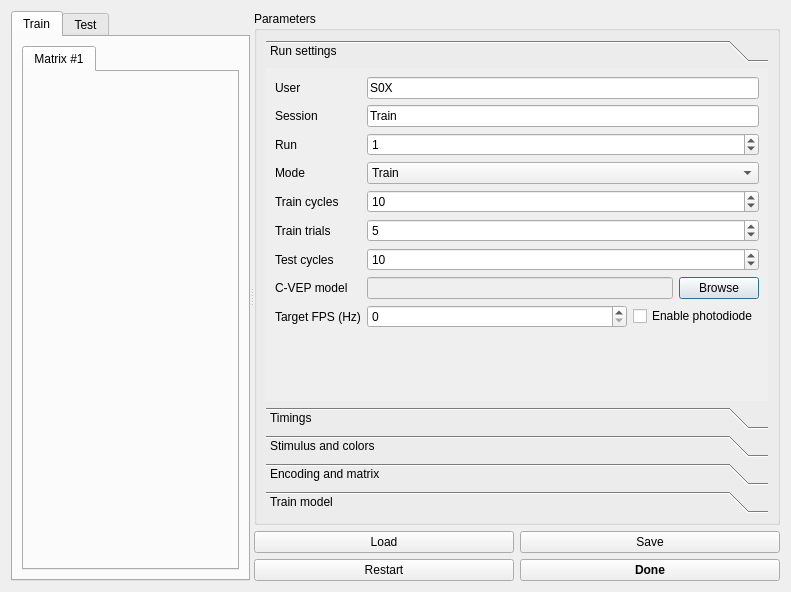
Above: config.ui from medusabci/app-cvep-speller before the change. Below: the same form after it.
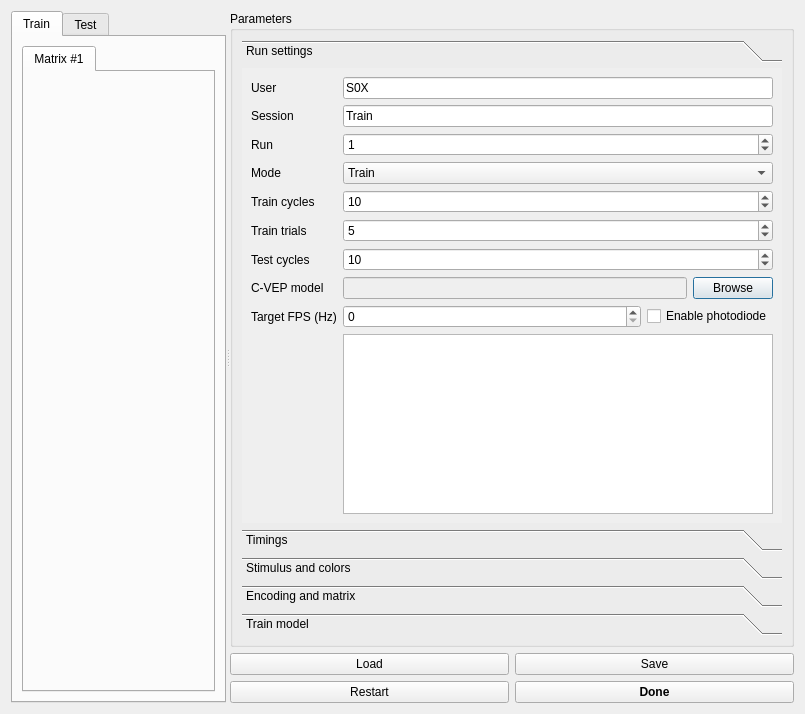
That is the form after the change. The open tabs and pages were chosen to show the change.

Commit message: added monitor fr detection and improved checkerboard display!

What changed in the file:
```diff
--- a/config.ui
+++ b/config.ui
@@ -6,8 +6,8 @@
    <rect>
     <x>0</x>
     <y>0</y>
-    <width>791</width>
-    <height>592</height>
+    <width>805</width>
+    <height>714</height>
    </rect>
   </property>
   <property name="windowTitle">
@@ -89,8 +89,8 @@
               <rect>
                <x>0</x>
                <y>0</y>
-               <width>531</width>
-               <height>322</height>
+               <width>543</width>
+               <height>444</height>
               </rect>
              </property>
              <attribute name="label">
@@ -321,6 +321,13 @@
                   </item>
                  </layout>
                 </item>
+                <item row="9" column="1">
+                 <widget class="QTextEdit" name="textEdit_monitor_rates">
+                  <property name="readOnly">
+                   <bool>true</bool>
+                  </property>
+                 </widget>
+                </item>
                </layout>
               </item>
              </layout>
```
Left out of the diff: 18 changed lines with no effect on the pictures. The commit also changes 86 other files.
